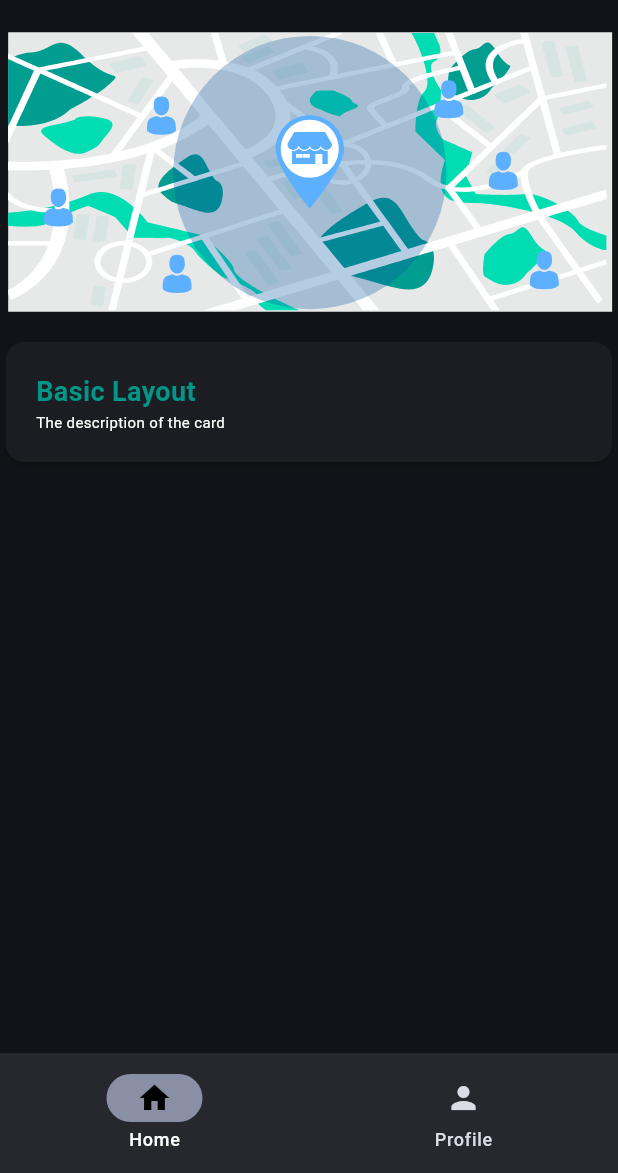
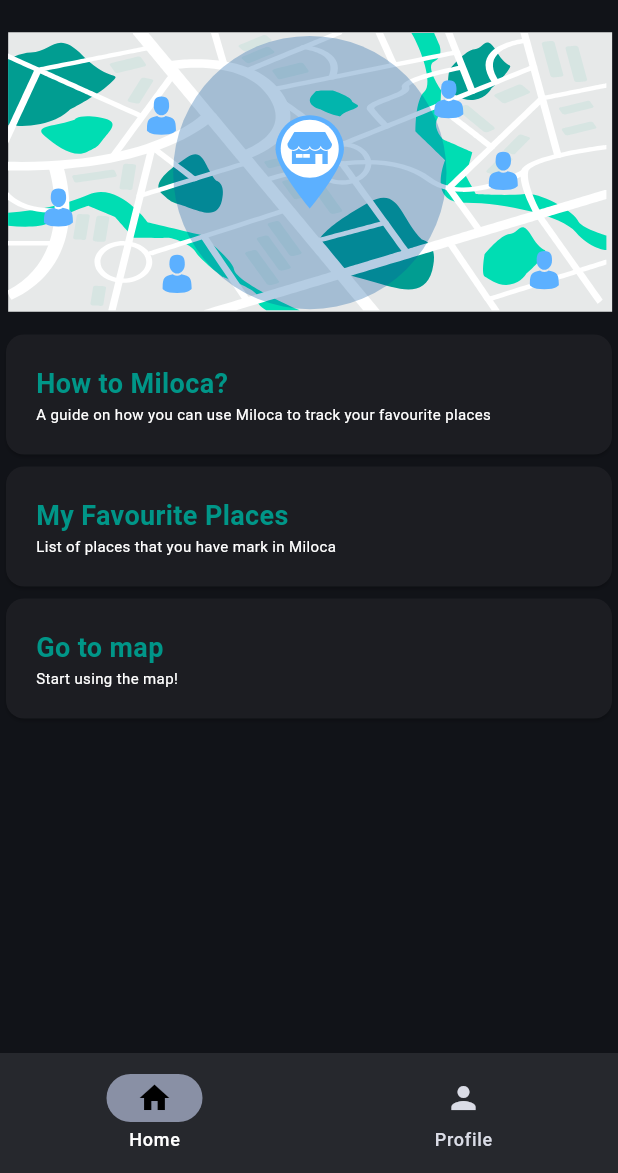
Before and after one commit to ijanzz5621/flutter-tutorial-flutterapp01, a Flutter app: the screen it shows after launch, after a tap on "Get Started", on a phone screen of 412 x 824 dp, the part 63-1236 px from its top. Run offline on Flutter 3.47's test engine with Material 3 defaults, Android fonts, the phone set to English and light mode, and no system bars; our stand-ins replace google_fonts, lottie.

Commit message:
Add welcome background, change welcome page design

```diff
--- /dev/null
+++ b/instructions.txt
@@ -0,0 +1,23 @@
+1. How to generate own icon:
+============================
+
+    - Add flutter_launcher_icons: "<version>" to dev_dependencies in pubspec.yaml
+
+    - Add below content in the same file:
+
+        flutter_launcher_icons:
+            android: "launcher_icon" # Generates icons for Android. You can also use `true` for default 'ic_launcher'.
+            ios: false # Set to true if you also want to generate iOS icons
+            image_path: "assets/images/app_icon.png" # Path to your source image
+            # Optional: For Android adaptive icons (recommended for Android 8.0+):
+            # If you have a separate foreground (e.g., just the marker) and background (e.g., just the map) image:
+            # adaptive_icon_background: "#008080" # A solid color (e.g., your teal) or path to a background image
+            # adaptive_icon_foreground: "assets/images/app_icon_foreground.png" # Path to your foreground image
+            min_sdk_android: 21 # Set this to your app's minimum Android SDK version
+
+    - save the yaml
+
+    - run below commands:
+
+        flutter pub get
+        dart run flutter_launcher_icons:main
--- a/lib/views/pages/home_page.dart
+++ b/lib/views/pages/home_page.dart
@@ -1,6 +1,6 @@
 import 'package:flutter/material.dart';
 import 'package:lottie/lottie.dart';
-import 'package:tutorial_app01/data/constants.dart';
+import 'package:tutorial_app01/views/widgets/home_sel_widget.dart';
 
 class HomePage extends StatelessWidget {
   const HomePage({super.key});
@@ -13,22 +13,8 @@
         Lottie.asset('assets/lotties/home-map.json', height: 200.0),
         Container(
           width: double.infinity,
-          padding: EdgeInsets.symmetric(vertical: 10.0),
-          child: Card(
-            child: Padding(
-              padding: EdgeInsets.all(20.0),
-              child: Column(
-                crossAxisAlignment: CrossAxisAlignment.start,
-                children: [
-                  Text('Basic Layout', style: KTextStyle.titleTealText),
-                  Text(
-                    'The description of the card',
-                    style: KTextStyle.descriptionTealText,
-                  ),
-                ],
-              ),
-            ),
-          ),
+          padding: EdgeInsets.symmetric(vertical: 5.0),
+          child: HomeSelWidget(),
         ),
       ],
     );
--- a/lib/views/pages/welcome_page.dart
+++ b/lib/views/pages/welcome_page.dart
@@ -1,30 +1,89 @@
 import 'package:flutter/material.dart';
+import 'package:flutter/services.dart';
+import 'package:google_fonts/google_fonts.dart';
 import 'package:tutorial_app01/views/widget_tree.dart';
 import 'package:tutorial_app01/views/widgets/hero_widget.dart';
 
-class WelcomePage extends StatelessWidget {
+class WelcomePage extends StatefulWidget {
   const WelcomePage({super.key});
+
+  @override
+  State<WelcomePage> createState() => _WelcomePageState();
+}
+
+class _WelcomePageState extends State<WelcomePage> {
+  @override
+  void initState() {
+    super.initState();
+    // Lock the screen to portrait mode when this page is initialized
+    SystemChrome.setPreferredOrientations([
+      DeviceOrientation.portraitUp,
+      DeviceOrientation.portraitDown,
+    ]);
+  }
+
+  @override
+  void dispose() {
+    // Before leaving the page, reset the orientation to allow all orientations
+    // for other parts of the app, or for the system default behavior.
+    // This is crucial to avoid locking the entire app if not intended.
+    SystemChrome.setPreferredOrientations(DeviceOrientation.values);
+    super.dispose();
+  }
 
   @override
   Widget build(BuildContext context) {
     return Scaffold(
-      body: Padding(
-        padding: const EdgeInsets.all(16.0),
+      body: Stack(
+        children: [
+          Image.asset(
+            'assets/images/welcome-bg.png',
+            width: double.infinity,
+            height: double.infinity,
+            fit: BoxFit.cover,
+          ),
+          SafeArea(
+            child: Padding(
+              padding: const EdgeInsets.all(24.0),
               child: Column(
-          mainAxisAlignment: MainAxisAlignment.center,
+                mainAxisAlignment: MainAxisAlignment.spaceBetween,
+                crossAxisAlignment:
+                    CrossAxisAlignment.stretch, // To make buttons stretch
                 children: [
+                  const Spacer(),
                   FittedBox(
-              child: Text(
+                    child: Stack(
+                      children: [
+                        Text(
                           'MILOCA',
-                style: TextStyle(
+                          style: GoogleFonts.brunoAceSc(
+                            // Changed to GoogleFonts.montserrat
                             fontWeight: FontWeight.bold,
-                  fontSize: 50.0,
-                  letterSpacing: 30.0,
+                            fontSize: 40.0,
+                            letterSpacing:
+                                5.0, // Keep this value or adjust as desired
+                            foreground: Paint()
+                              ..style = PaintingStyle.stroke
+                              ..strokeWidth =
+                                  3.0 // Outline thickness
+                              ..color = Colors.black, // Outline color
+                            // shadows: null, // Ensure shadows are removed if you want a clean look
                           ),
                         ),
+                        // Fill Text (on top of outline)
+                        Text(
+                          'MILOCA',
+                          style: GoogleFonts.brunoAceSc(
+                            fontWeight: FontWeight.bold,
+                            fontSize: 40.0,
+                            letterSpacing: 5.0,
+                            color: Colors.white, // Fill color of the text
                           ),
-            HeroWidget(),
-            SizedBox(height: 20.0),
+                        ),
+                      ],
+                    ),
+                  ),
+                  Spacer(),
                   FilledButton(
                     onPressed: () {
                       Navigator.pushReplacement(
@@ -40,11 +99,13 @@
                     },
                     style: FilledButton.styleFrom(
                       minimumSize: const Size(double.infinity, 50.0),
-                backgroundColor: Colors.teal,
+                      backgroundColor: Colors.white,
+                      foregroundColor: Colors.black,
                     ),
                     child: Text('Get Started'),
                   ),
-            TextButton(
+                  Padding(padding: EdgeInsetsGeometry.symmetric(vertical: 10)),
+                  FilledButton(
                     onPressed: () {
                       Navigator.pushReplacement(
                         context,
@@ -59,12 +120,17 @@
                     },
                     style: TextButton.styleFrom(
                       minimumSize: const Size(double.infinity, 50.0),
+                      backgroundColor: Colors.black, // Set background to black
+                      foregroundColor: Colors.white,
                     ),
                     child: Text('Log In'),
                   ),
                 ],
               ),
             ),
+          ),
+        ],
+      ),
     );
   }
 }
--- /dev/null
+++ b/lib/views/widgets/home_sel_widget.dart
@@ -0,0 +1,61 @@
+import 'package:flutter/material.dart';
+import 'package:tutorial_app01/data/constants.dart';
+
+class HomeSelWidget extends StatelessWidget {
+  const HomeSelWidget({super.key});
+
+  @override
+  Widget build(BuildContext context) {
+    return Column(
+      crossAxisAlignment: CrossAxisAlignment.stretch,
+      mainAxisSize: MainAxisSize.max,
+      children: [
+        Card(
+          child: Padding(
+            padding: EdgeInsets.all(20.0),
+            child: Column(
+              crossAxisAlignment: CrossAxisAlignment.start,
+              children: [
+                Text('How to Miloca?', style: KTextStyle.titleTealText),
+                Text(
+                  'A guide on how you can use Miloca to track your favourite places',
+                  style: KTextStyle.descriptionTealText,
+                ),
+              ],
+            ),
+          ),
+        ),
+        Card(
+          child: Padding(
+            padding: EdgeInsets.all(20.0),
+            child: Column(
+              crossAxisAlignment: CrossAxisAlignment.start,
+              children: [
+                Text('My Favourite Places', style: KTextStyle.titleTealText),
+                Text(
+                  'List of places that you have mark in Miloca',
+                  style: KTextStyle.descriptionTealText,
+                ),
+              ],
+            ),
+          ),
+        ),
+        Card(
+          child: Padding(
+            padding: EdgeInsets.all(20.0),
+            child: Column(
+              crossAxisAlignment: CrossAxisAlignment.start,
+              children: [
+                Text('Go to map', style: KTextStyle.titleTealText),
+                Text(
+                  'Start using the map!',
+                  style: KTextStyle.descriptionTealText,
+                ),
+              ],
+            ),
+          ),
+        ),
+      ],
+    );
+  }
+}
```
Also changed, not shown: pubspec.yaml (+15 -2 lines), assets/images/miloca.png (added), assets/images/welcome-bg.png (added), pubspec.lock, 8 other files. Lines whose indentation alone changed are shown as unchanged.
